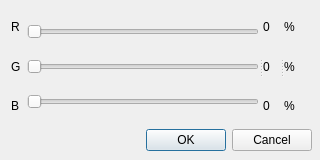
This is mixerdialog.ui in kropelka/zpppaint as Qt 5 draws it before an edit. The edited form follows.
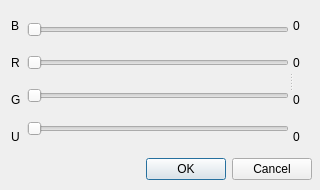
This is the edited form.

Commit message: Small mixer dialog window changes

```diff
--- a/mixerdialog.ui
+++ b/mixerdialog.ui
@@ -7,19 +7,22 @@
     <x>0</x>
     <y>0</y>
     <width>320</width>
-    <height>160</height>
+    <height>190</height>
    </rect>
   </property>
   <property name="windowTitle">
    <string>Ustalenie skladowych RGB</string>
   </property>
-  <widget class="QWidget" name="">
+  <property name="locale">
+   <locale language="Polish" country="Poland"/>
+  </property>
+  <widget class="QWidget" name="layoutWidget">
    <property name="geometry">
     <rect>
      <x>11</x>
      <y>10</y>
      <width>301</width>
-     <height>141</height>
+     <height>170</height>
     </rect>
    </property>
    <layout class="QVBoxLayout" name="verticalLayout_5">
@@ -32,10 +35,17 @@
        <property name="orientation">
         <enum>Qt::Horizontal</enum>
        </property>
-       <widget class="QWidget" name="">
+       <widget class="QWidget" name="layoutWidget">
         <layout class="QHBoxLayout" name="horizontalLayout">
          <item>
           <layout class="QVBoxLayout" name="verticalLayout_2">
+           <item>
+            <widget class="QLabel" name="label_12">
+             <property name="text">
+              <string>B</string>
+             </property>
+            </widget>
+           </item>
            <item>
             <widget class="QLabel" name="label">
              <property name="text">
@@ -53,7 +63,7 @@
            <item>
             <widget class="QLabel" name="label_5">
              <property name="text">
-              <string>B</string>
+              <string>U</string>
              </property>
             </widget>
            </item>
@@ -62,21 +72,40 @@
          <item>
           <layout class="QVBoxLayout" name="verticalLayout_4">
            <item>
-            <widget class="QSlider" name="horizontalSlider">
+            <widget class="QSlider" name="blueSlider">
+             <property name="maximum">
+              <number>255</number>
+             </property>
              <property name="orientation">
               <enum>Qt::Horizontal</enum>
              </property>
             </widget>
            </item>
            <item>
-            <widget class="QSlider" name="horizontalSlider_2">
+            <widget class="QSlider" name="redSlider">
+             <property name="maximum">
+              <number>255</number>
+             </property>
              <property name="orientation">
               <enum>Qt::Horizontal</enum>
              </property>
             </widget>
            </item>
            <item>
-            <widget class="QSlider" name="horizontalSlider_3">
+            <widget class="QSlider" name="greenSlider">
+             <property name="maximum">
+              <number>255</number>
+             </property>
+             <property name="orientation">
+              <enum>Qt::Horizontal</enum>
+             </property>
+            </widget>
+           </item>
+           <item>
+            <widget class="QSlider" name="partSlider">
+             <property name="maximum">
+              <number>100</number>
+             </property>
              <property name="orientation">
               <enum>Qt::Horizontal</enum>
              </property>
@@ -86,10 +115,13 @@
          </item>
         </layout>
        </widget>
-       <widget class="QWidget" name="">
+       <widget class="QWidget" name="layoutWidget">
         <layout class="QVBoxLayout" name="verticalLayout">
          <item>
           <widget class="QLabel" name="label_2">
+           <property name="enabled">
+            <bool>true</bool>
+           </property>
            <property name="text">
             <string>0</string>
            </property>
@@ -109,34 +141,16 @@
            </property>
           </widget>
          </item>
+         <item>
+          <widget class="QLabel" name="label_10">
+           <property name="text">
+            <string>0</string>
+           </property>
+          </widget>
+         </item>
         </layout>
        </widget>
       </widget>
-      <widget class="QWidget" name="">
-       <layout class="QVBoxLayout" name="verticalLayout_3">
-        <item>
-         <widget class="QLabel" name="label_7">
-          <property name="text">
-           <string>%</string>
-          </property>
-         </widget>
-        </item>
-        <item>
-         <widget class="QLabel" name="label_8">
-          <property name="text">
-           <string>%</string>
-          </property>
-         </widget>
-        </item>
-        <item>
-         <widget class="QLabel" name="label_9">
-          <property name="text">
-           <string>%</string>
-          </property>
-         </widget>
-        </item>
-       </layout>
-      </widget>
      </widget>
     </item>
     <item>
```
Left out of the diff: 76 changed lines with no effect on the pictures. The commit also changes 4 other files.
